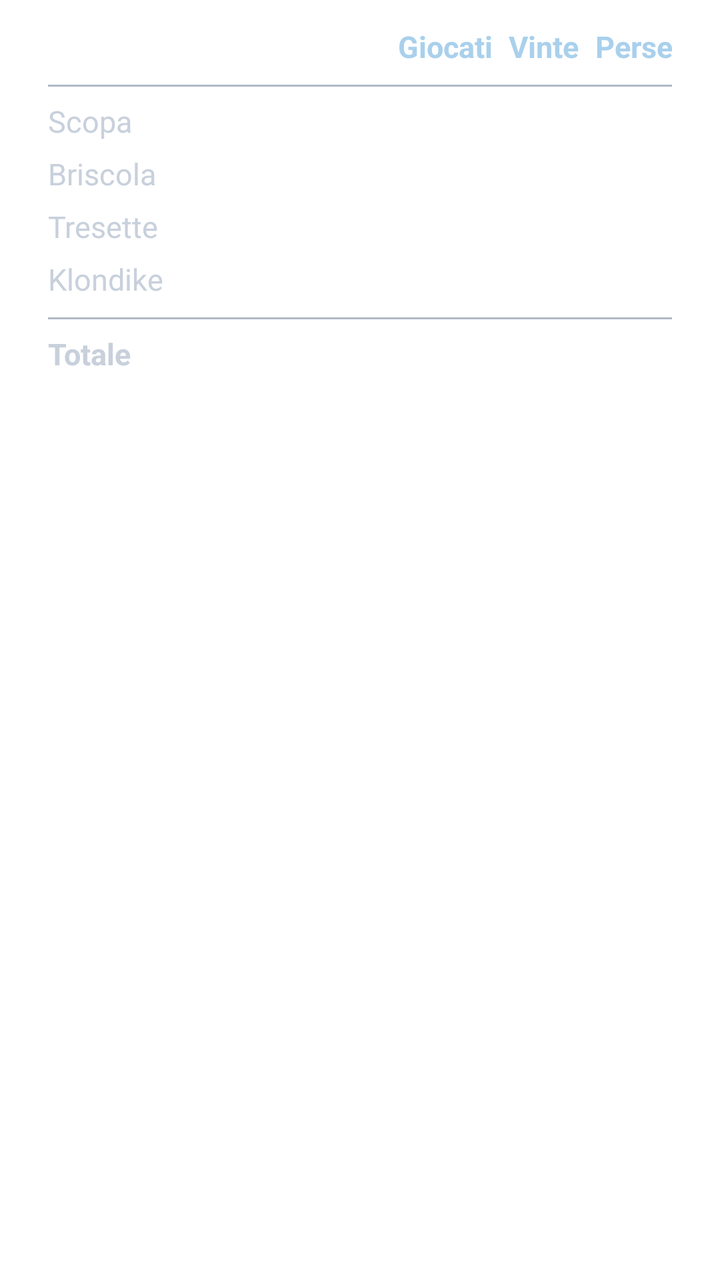
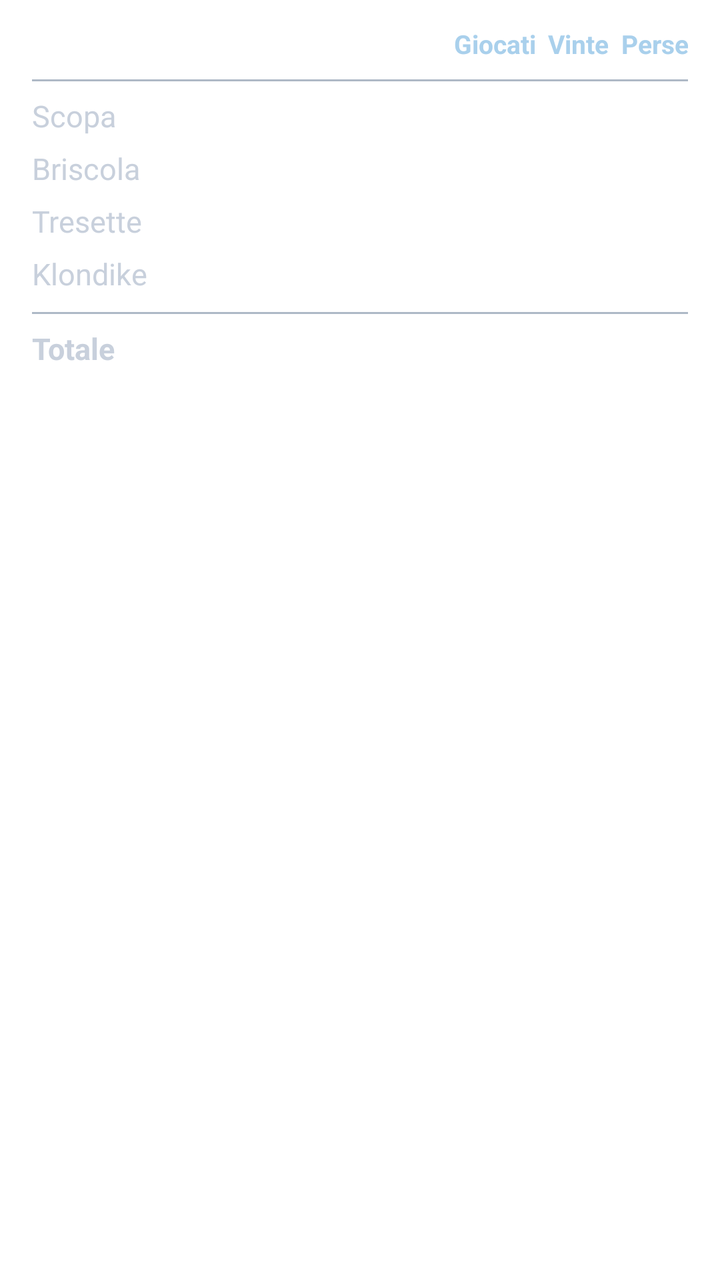

Before-and-after screenshots of an Android layout around one commit, followed by the original layout XML and the change that was made.
<!-- AndroidManifest.xml: application theme Theme.Scopa -->
<!-- res/layout/dialog_stats.xml -->
<?xml version="1.0" encoding="utf-8"?>
<LinearLayout xmlns:android="http://schemas.android.com/apk/res/android"
    android:layout_width="match_parent"
    android:layout_height="wrap_content"
    android:orientation="vertical"
    android:paddingStart="24dp"
    android:paddingEnd="24dp"
    android:paddingTop="10dp"
    android:paddingBottom="6dp">

    <TableLayout
        android:layout_width="match_parent"
        android:layout_height="wrap_content"
        android:stretchColumns="0"
        android:shrinkColumns="0">

        <TableRow>
            <TextView
                android:layout_width="wrap_content"
                android:layout_height="wrap_content" />
            <TextView
                style="@style/StatsValue"
                android:text="@string/stat_played"
                android:textColor="@color/celeste"
                android:textStyle="bold" />
            <TextView
                style="@style/StatsValue"
                android:text="@string/stat_won"
                android:textColor="@color/celeste"
                android:textStyle="bold" />
            <TextView
                style="@style/StatsValue"
                android:text="@string/stat_lost"
                android:textColor="@color/celeste"
                android:textStyle="bold" />
        </TableRow>

        <View
            android:layout_height="1dp"
            android:layout_marginTop="6dp"
            android:layout_marginBottom="4dp"
            android:background="@color/silver_dark" />

        <TableRow>
            <TextView style="@style/ScoreLabel" android:maxLines="1" android:text="@string/play_scopa" />
            <TextView android:id="@+id/scopaPlayed" style="@style/StatsValue" />
            <TextView android:id="@+id/scopaYou" style="@style/StatsValue" android:textColor="@color/gold" />
            <TextView android:id="@+id/scopaBot" style="@style/StatsValue" />
        </TableRow>
        <TableRow>
            <TextView style="@style/ScoreLabel" android:maxLines="1" android:text="@string/play_briscola" />
            <TextView android:id="@+id/briscPlayed" style="@style/StatsValue" />
            <TextView android:id="@+id/briscYou" style="@style/StatsValue" android:textColor="@color/gold" />
            <TextView android:id="@+id/briscBot" style="@style/StatsValue" />
        </TableRow>
        <TableRow>
            <TextView style="@style/ScoreLabel" android:maxLines="1" android:text="@string/play_tresette" />
            <TextView android:id="@+id/trePlayed" style="@style/StatsValue" />
            <TextView android:id="@+id/treYou" style="@style/StatsValue" android:textColor="@color/gold" />
            <TextView android:id="@+id/treBot" style="@style/StatsValue" />
        </TableRow>

        <TableRow>
            <TextView style="@style/ScoreLabel" android:maxLines="1" android:text="@string/play_klondike" />
            <TextView android:id="@+id/klonPlayed" style="@style/StatsValue" />
            <TextView android:id="@+id/klonYou" style="@style/StatsValue" android:textColor="@color/gold" />
            <TextView android:id="@+id/klonBot" style="@style/StatsValue" />
        </TableRow>

        <View
            android:layout_height="1dp"
            android:layout_marginTop="6dp"
            android:layout_marginBottom="4dp"
            android:background="@color/silver_dark" />

        <TableRow>
            <TextView style="@style/ScoreLabel" android:maxLines="1" android:text="@string/stat_total" android:textStyle="bold" />
            <TextView android:id="@+id/totPlayed" style="@style/StatsValue" android:textStyle="bold" />
            <TextView android:id="@+id/totYou" style="@style/StatsValue" android:textColor="@color/gold" android:textStyle="bold" />
            <TextView android:id="@+id/totBot" style="@style/StatsValue" android:textStyle="bold" />
        </TableRow>
    </TableLayout>

    <TextView
        android:id="@+id/statsNote"
        android:layout_width="match_parent"
        android:layout_height="wrap_content"
        android:layout_marginTop="14dp"
        android:textColor="@color/silver_dark"
        android:textSize="13sp" />
</LinearLayout>
<!-- resources referenced by this layout -->
<resources>
  <color name="celeste">#A9D0EC</color>
  <color name="gold">#E9C24C</color>
  <color name="silver_dark">#AEB9C6</color>
  <string name="play_briscola">Briscola</string>
  <string name="play_klondike">Klondike</string>
  <string name="play_scopa">Scopa</string>
  <string name="play_tresette">Tresette</string>
  <string name="stat_lost">Perse</string>
  <string name="stat_played">Giocati</string>
  <string name="stat_total">Totale</string>
  <string name="stat_won">Vinte</string>
  <style name="ScoreLabel">
          <item name="android:layout_width">wrap_content</item>
          <item name="android:layout_height">wrap_content</item>
          <item name="android:paddingTop">3dp</item>
          <item name="android:paddingBottom">3dp</item>
          <item name="android:textColor">@color/silver</item>
          <item name="android:textSize">15sp</item>
      </style>
  <style name="StatsValue">
          <item name="android:layout_width">wrap_content</item>
          <item name="android:layout_height">wrap_content</item>
          <item name="android:minWidth">40dp</item>
          <item name="android:paddingStart">8dp</item>
          <item name="android:paddingTop">3dp</item>
          <item name="android:paddingBottom">3dp</item>
          <item name="android:gravity">end</item>
          <item name="android:textColor">@color/silver</item>
          <item name="android:textSize">15sp</item>
      </style>
  <style name="Theme.Scopa" parent="Theme.MaterialComponents.DayNight.NoActionBar">
          <item name="colorPrimary">@color/navy_mid</item>
          <item name="colorPrimaryVariant">@color/navy_deep</item>
          <item name="colorOnPrimary">@color/celeste_light</item>
          <item name="colorSecondary">@color/gold</item>
          <item name="android:statusBarColor" tools:targetApi="l">@color/navy_deep</item>
          <item name="alertDialogTheme">@style/DarkAlertDialog</item>
          <item name="materialAlertDialogTheme">@style/DarkAlertDialog</item>
      </style>
  <color name="silver">#C8D0DC</color>
  <color name="navy_mid">#23477E</color>
  <color name="navy_deep">#0C1626</color>
  <color name="celeste_light">#D7EAF6</color>
  <style name="DarkAlertDialog" parent="Theme.MaterialComponents.Dialog.Alert">
          <item name="colorSurface">@color/navy</item>
          <item name="android:colorBackground">@color/navy</item>
          <item name="colorOnSurface">@color/silver</item>
          <item name="android:textColorPrimary">@color/silver</item>
          <item name="android:textColorSecondary">@color/silver</item>
          <item name="colorPrimary">@color/silver</item>
      </style>
  <color name="navy">#14294A</color>
</resources>

<!-- the commit's change to res/layout/dialog_stats.xml (unified diff, before → after) -->
@@ -3,36 +3,34 @@
     android:layout_width="match_parent"
     android:layout_height="wrap_content"
     android:orientation="vertical"
-    android:paddingStart="24dp"
-    android:paddingEnd="24dp"
+    android:paddingStart="16dp"
+    android:paddingEnd="16dp"
     android:paddingTop="10dp"
     android:paddingBottom="6dp">
 
+    
     <TableLayout
         android:layout_width="match_parent"
         android:layout_height="wrap_content"
         android:stretchColumns="0"
-        android:shrinkColumns="0">
+        android:shrinkColumns="1,2,3">
 
         <TableRow>
             <TextView
                 android:layout_width="wrap_content"
                 android:layout_height="wrap_content" />
             <TextView
-                style="@style/StatsValue"
+                style="@style/StatsHeader"
                 android:text="@string/stat_played"
-                android:textColor="@color/celeste"
-                android:textStyle="bold" />
+                android:textColor="@color/celeste" />
             <TextView
-                style="@style/StatsValue"
+                style="@style/StatsHeader"
                 android:text="@string/stat_won"
-                android:textColor="@color/celeste"
-                android:textStyle="bold" />
+                android:textColor="@color/celeste" />
             <TextView
-                style="@style/StatsValue"
+                style="@style/StatsHeader"
                 android:text="@string/stat_lost"
-                android:textColor="@color/celeste"
-                android:textStyle="bold" />
+                android:textColor="@color/celeste" />
         </TableRow>
 
         <View
@@ -42,26 +40,26 @@
             android:background="@color/silver_dark" />
 
         <TableRow>
-            <TextView style="@style/ScoreLabel" android:maxLines="1" android:text="@string/play_scopa" />
+            <TextView style="@style/ScoreLabel" android:maxLines="1" android:ellipsize="end" android:text="@string/play_scopa" />
             <TextView android:id="@+id/scopaPlayed" style="@style/StatsValue" />
             <TextView android:id="@+id/scopaYou" style="@style/StatsValue" android:textColor="@color/gold" />
             <TextView android:id="@+id/scopaBot" style="@style/StatsValue" />
         </TableRow>
         <TableRow>
-            <TextView style="@style/ScoreLabel" android:maxLines="1" android:text="@string/play_briscola" />
+            <TextView style="@style/ScoreLabel" android:maxLines="1" android:ellipsize="end" android:text="@string/play_briscola" />
             <TextView android:id="@+id/briscPlayed" style="@style/StatsValue" />
             <TextView android:id="@+id/briscYou" style="@style/StatsValue" android:textColor="@color/gold" />
             <TextView android:id="@+id/briscBot" style="@style/StatsValue" />
         </TableRow>
         <TableRow>
-            <TextView style="@style/ScoreLabel" android:maxLines="1" android:text="@string/play_tresette" />
+            <TextView style="@style/ScoreLabel" android:maxLines="1" android:ellipsize="end" android:text="@string/play_tresette" />
             <TextView android:id="@+id/trePlayed" style="@style/StatsValue" />
             <TextView android:id="@+id/treYou" style="@style/StatsValue" android:textColor="@color/gold" />
             <TextView android:id="@+id/treBot" style="@style/StatsValue" />
         </TableRow>
 
         <TableRow>
-            <TextView style="@style/ScoreLabel" android:maxLines="1" android:text="@string/play_klondike" />
+            <TextView style="@style/ScoreLabel" android:maxLines="1" android:ellipsize="end" android:text="@string/play_klondike" />
             <TextView android:id="@+id/klonPlayed" style="@style/StatsValue" />
             <TextView android:id="@+id/klonYou" style="@style/StatsValue" android:textColor="@color/gold" />
             <TextView android:id="@+id/klonBot" style="@style/StatsValue" />
@@ -74,7 +72,7 @@
             android:background="@color/silver_dark" />
 
         <TableRow>
-            <TextView style="@style/ScoreLabel" android:maxLines="1" android:text="@string/stat_total" android:textStyle="bold" />
+            <TextView style="@style/ScoreLabel" android:maxLines="1" android:ellipsize="end" android:text="@string/stat_total" android:textStyle="bold" />
             <TextView android:id="@+id/totPlayed" style="@style/StatsValue" android:textStyle="bold" />
             <TextView android:id="@+id/totYou" style="@style/StatsValue" android:textColor="@color/gold" android:textStyle="bold" />
             <TextView android:id="@+id/totBot" style="@style/StatsValue" android:textStyle="bold" />
<!-- resource entries referenced after the edit -->
@@ -19,11 +19,15 @@
           <item name="android:textColor">@color/silver</item>
           <item name="android:textSize">15sp</item>
       </style>
+  <style name="StatsHeader" parent="StatsValue">
+          <item name="android:textSize">13sp</item>
+          <item name="android:textStyle">bold</item>
+      </style>
   <style name="StatsValue">
           <item name="android:layout_width">wrap_content</item>
           <item name="android:layout_height">wrap_content</item>
-          <item name="android:minWidth">40dp</item>
-          <item name="android:paddingStart">8dp</item>
+          <item name="android:minWidth">36dp</item>
+          <item name="android:paddingStart">6dp</item>
           <item name="android:paddingTop">3dp</item>
           <item name="android:paddingBottom">3dp</item>
           <item name="android:gravity">end</item>
